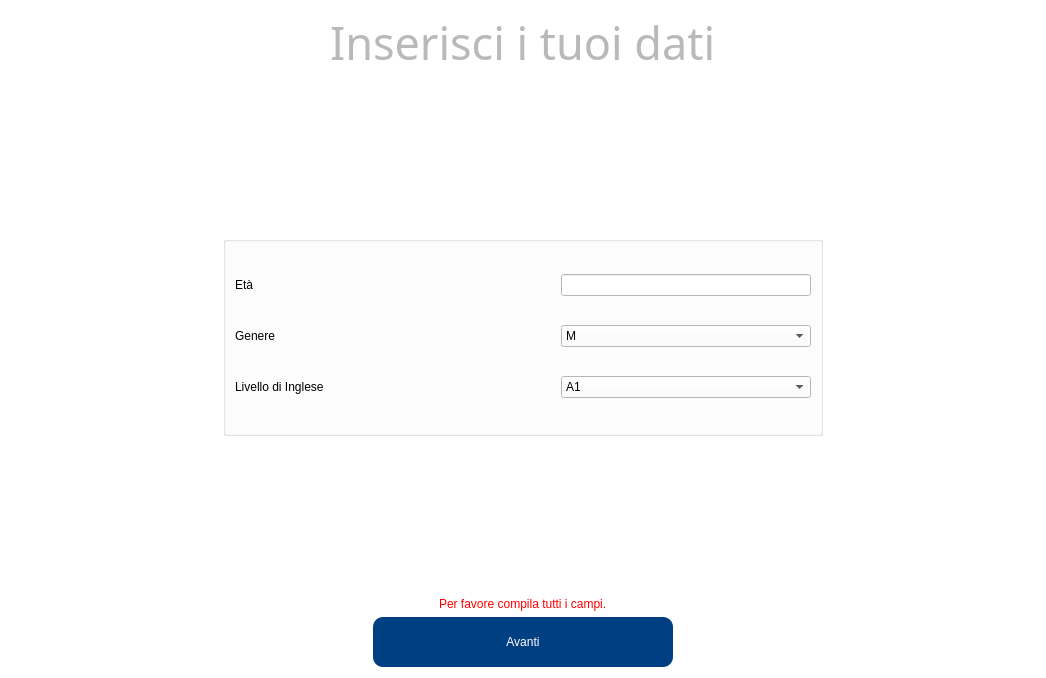
Above: GUI/qtdesigner/DataCollectionPage.ui from cosfederico/Interfaccia-Tesi before the change. Below: the same form after it.
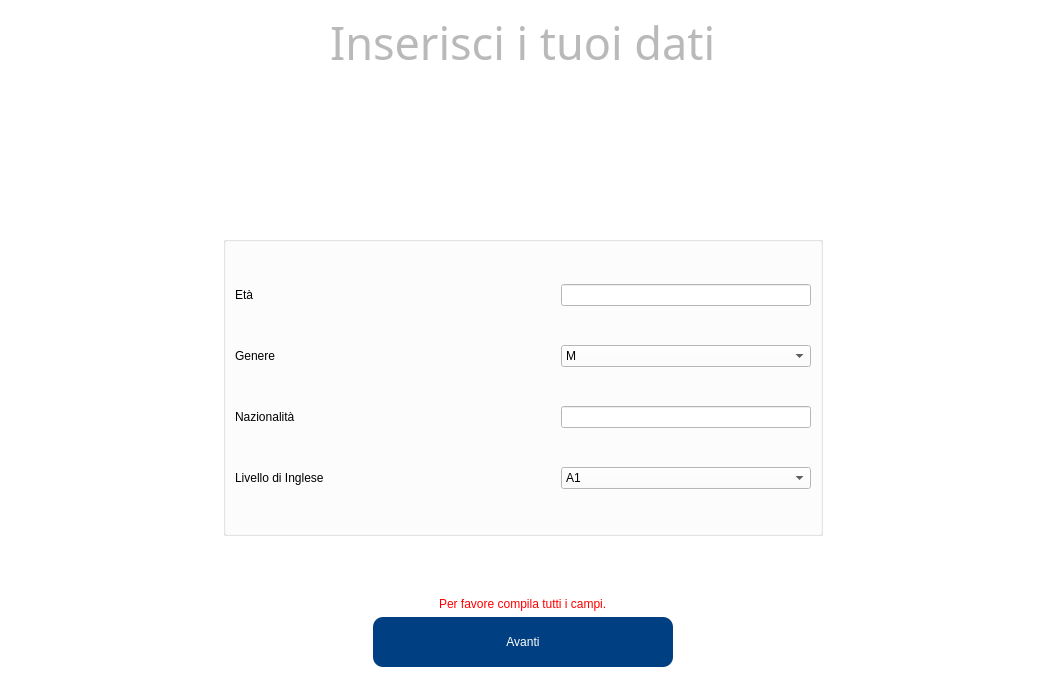
That is the form after the change.

Commit message: added nationality to data collection

Patch:
```diff
--- a/GUI/qtdesigner/DataCollectionPage.ui
+++ b/GUI/qtdesigner/DataCollectionPage.ui
@@ -62,7 +62,7 @@
      <property name="minimumSize">
       <size>
        <width>600</width>
-       <height>200</height>
+       <height>300</height>
       </size>
      </property>
      <property name="maximumSize">
@@ -140,6 +140,35 @@
         </item>
        </layout>
       </item>
+      <item>
+       <layout class="QHBoxLayout" name="horizontalLayout_5">
+        <item>
+         <widget class="QLabel" name="nationality_label">
+          <property name="styleSheet">
+           <string notr="true">font: 14pt &quot;Rubik Light&quot;;
+background-color: rgba(255, 255, 255, 0);</string>
+          </property>
+          <property name="text">
+           <string>Nazionalità</string>
+          </property>
+         </widget>
+        </item>
+        <item>
+         <widget class="QLineEdit" name="nationality">
+          <property name="maximumSize">
+           <size>
+            <width>250</width>
+            <height>16777215</height>
+           </size>
+          </property>
+          <property name="styleSheet">
+           <string notr="true">background-color: rgb(255, 255, 255);
+font: 14pt &quot;Rubik Light&quot;;</string>
+          </property>
+         </widget>
+        </item>
+       </layout>
+      </item>
       <item>
        <layout class="QHBoxLayout" name="horizontalLayout_3">
         <item>
```
Left out of the diff: 2 changed lines with no effect on the pictures. The commit also changes 2 other files.
